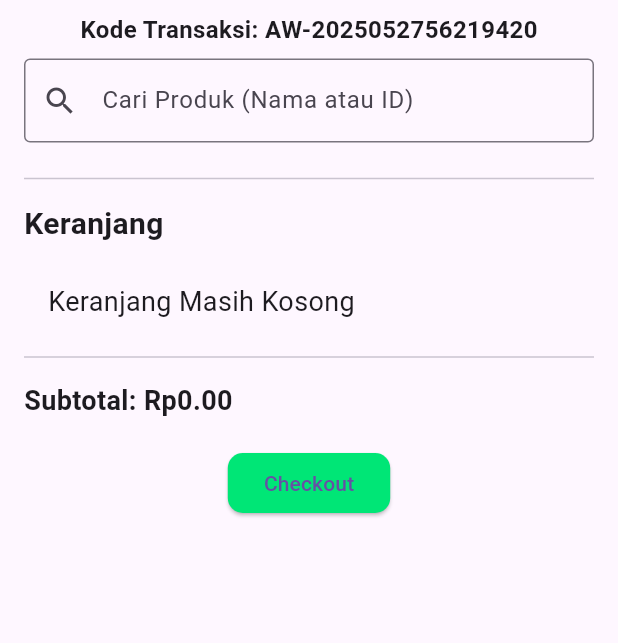
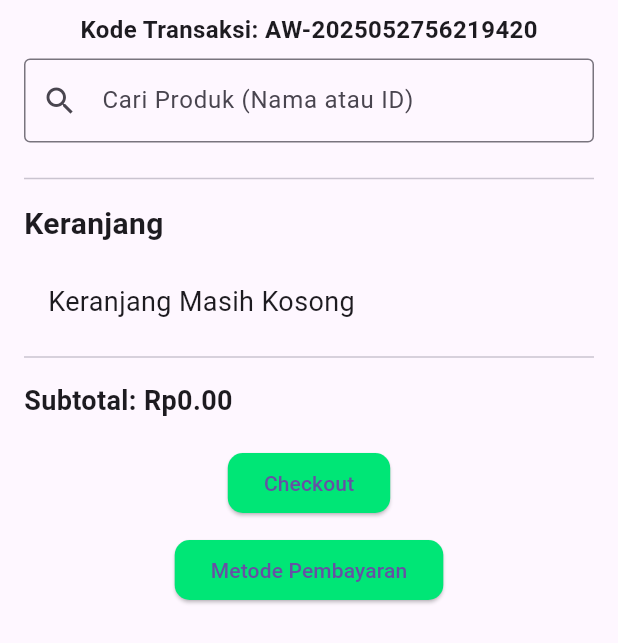
Before and after one commit to ghufronakbar/TokoRotiFlutter, a Flutter app: the TransaksiUser screen opened directly, on a phone screen of 412 x 824 dp. Shown: the top 643 px of the screen. Run offline on Flutter 3.47's test engine with Material 3 defaults, Android fonts, the phone set to English and light mode, and no system bars; our stand-ins replace fl_chart, flutter_riverpod, shared_preferences; accounts and stored records are empty; network calls fail.

Commit message:
Add Button

```diff
--- a/lib/Modules/Transaksi Page/transaksi_user.dart
+++ b/lib/Modules/Transaksi Page/transaksi_user.dart
@@ -165,8 +165,7 @@ class _TransaksiUserState extends State<TransaksiUser> {
                                     style: TextStyle(color: Colors.red),
                                   )
                                 : Text('Rp${product['harga']}'),
-                            trailing:
-                            product['aktif'] == 0
+                            trailing: product['aktif'] == 0
                                 ? null
                                 : IconButton(
                                     icon: Icon(Icons.add),
@@ -244,7 +243,7 @@ class _TransaksiUserState extends State<TransaksiUser> {
                       ],
                     ),
                   ),
-                  SizedBox(height: 10),
+                  const SizedBox(height: 10),
                   Center(
                     child: ElevatedButton(
                       style: ElevatedButton.styleFrom(
@@ -336,6 +335,19 @@ class _TransaksiUserState extends State<TransaksiUser> {
                       child: Text('Checkout'),
                     ),
                   ),
+                  const SizedBox(height: 10),
+                  Center(
+                    child: ElevatedButton(
+                      style: ElevatedButton.styleFrom(
+                        backgroundColor: Colors.greenAccent[400],
+                        shape: RoundedRectangleBorder(
+                          borderRadius: BorderRadius.circular(10),
+                        ),
+                      ),
+                      onPressed: () async {},
+                      child: Text('Metode Pembayaran'),
+                    ),
+                  ),
                   SizedBox(height: 20),
                 ],
               ),
```
